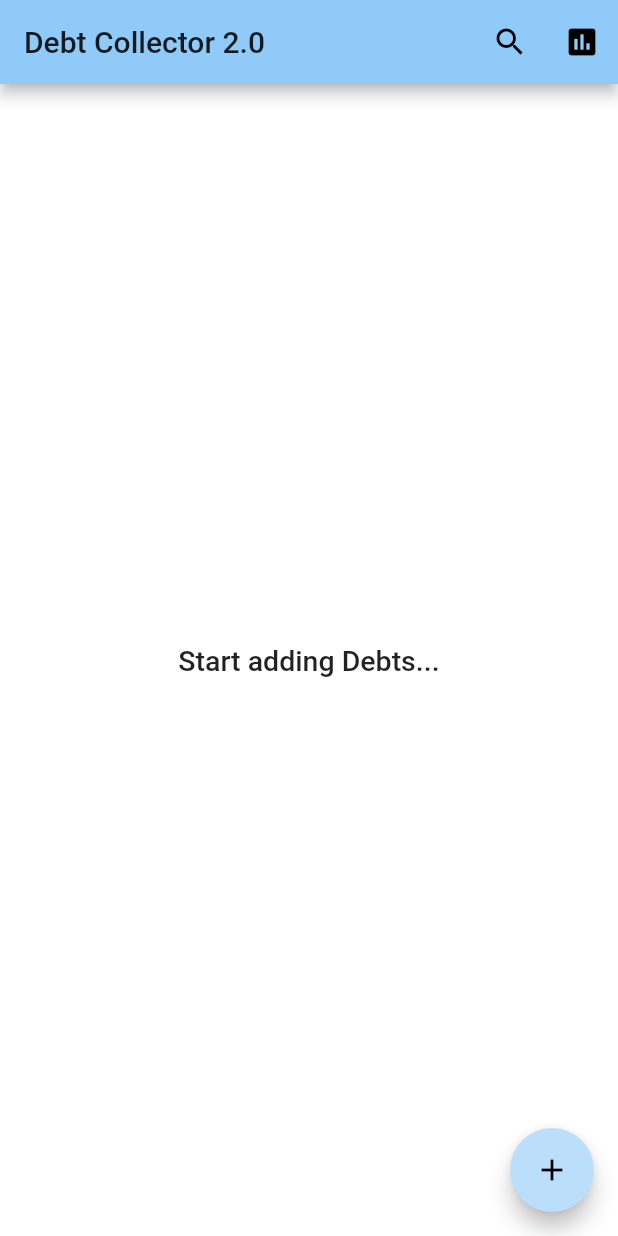
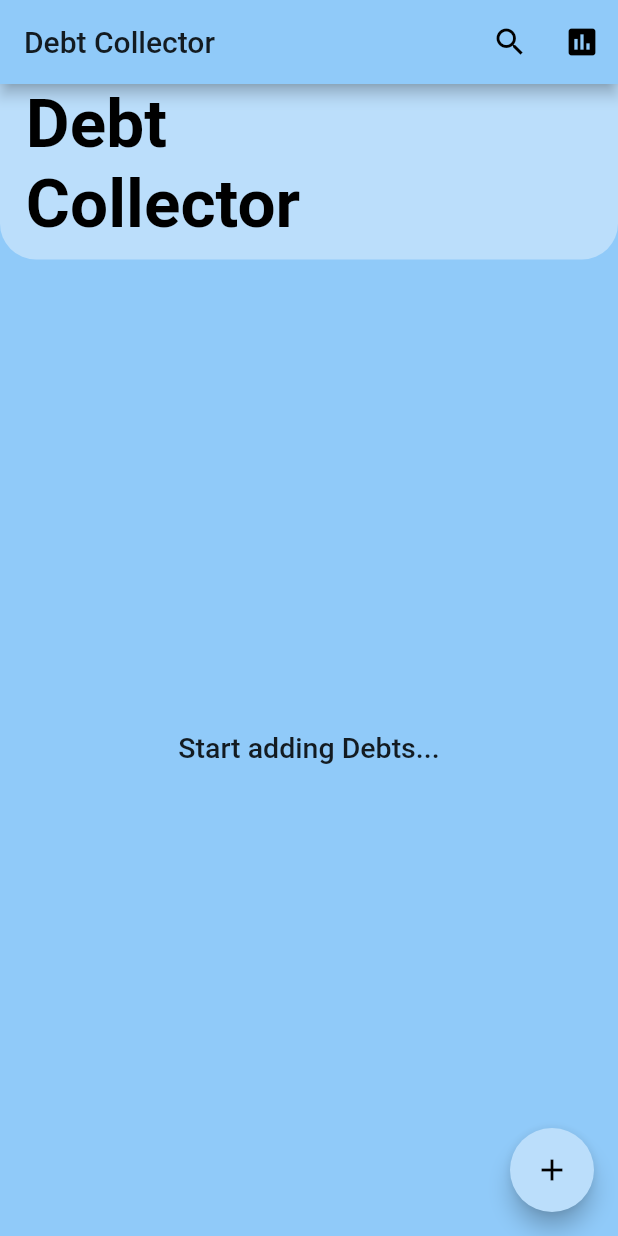
Before and after one commit to CaptainWeasle/Projekt-B-2.0, a Flutter app: the screen it shows after launch, on a phone screen of 412 x 824 dp. Run offline on Flutter 3.47's test engine with Material 2 defaults, Android fonts, the phone set to English and light mode, and no system bars; our stand-ins replace datetime_picker_formfield, sqflite; accounts and stored records are empty; Roboto replaces fonts that are missing (Hind, Montserrat).

Commit message:
add Death of AppBar Act 1

```diff
--- a/project_b/lib/src/pages/detailedPage.dart
+++ b/project_b/lib/src/pages/detailedPage.dart
@@ -25,15 +25,17 @@ class DetailedPageState extends State<DetailedPage> {
   Widget build(BuildContext context) {
     var appBody = Column(
       children: <Widget>[
-        SizedBox(height: 50, child: Container(color: Colors.blue[100],),),
-        Container(
+        SafeArea(
+          child: Container(
             width: 500,
             height: 117,
             decoration: BoxDecoration(
+              borderRadius: BorderRadius.only(
+                bottomLeft: Radius.circular(24),
+                bottomRight: Radius.circular(24),
+              ),
               color: Colors.blue[100],
-
             ),
-
             child: Column(
               children: <Widget>[
                 Container(
@@ -59,11 +61,14 @@ class DetailedPageState extends State<DetailedPage> {
               ],
             ),
           ),
+        ),
         Expanded(
+
           child: ListView(
+            padding: EdgeInsets.all(10),
             children: <Widget>[
               Padding(
-                padding: const EdgeInsets.fromLTRB(8, 0, 8, 0),
+                padding: const EdgeInsets.fromLTRB(8, 4, 8, 0),
                 child: Container(
                   decoration: BoxDecoration(
                       color: Colors.blue[100],
@@ -77,7 +82,6 @@ class DetailedPageState extends State<DetailedPage> {
                   child: Column(
                     crossAxisAlignment: CrossAxisAlignment.start,
                     children: <Widget>[
-
                       SizedBox(height: 32.0),
                       itemRow(Icons.account_box, 'Name', widget.debtItem.name),
                       SizedBox(height: 22.0),
@@ -292,6 +296,9 @@ class DetailedPageState extends State<DetailedPage> {
       ),
       backgroundColor: Colors.blue[200],
       body: appBody,
+      appBar: AppBar(
+        title: Text("Zurück"),
+      ),
     );
   }
 }
--- a/project_b/lib/src/pages/homePage.dart
+++ b/project_b/lib/src/pages/homePage.dart
@@ -142,7 +142,7 @@ class HomePageState extends State<HomePage> {
                         side: BorderSide(color: Colors.grey[200], width: 0.5),
                         borderRadius: BorderRadius.circular(5),
                       ),
-                      color: Colors.white,
+                      color: Colors.blue[100],
                       child: ListTile(
                         leading: InkWell(
                           onTap: () {
@@ -219,11 +219,55 @@ class HomePageState extends State<HomePage> {
       },
     );
 
-    var _appBody = StreamBuilder(
-      stream: _newDebtBloc.debts,
-      builder: (BuildContext context, AsyncSnapshot<List<DebtItem>> snapshot) {
-        return getDebtCardWidget(snapshot);
-      },
+    var _appBody = Column(
+      children: <Widget>[
+        SafeArea(
+          child: Container(
+            width: 500,
+            height: 117,
+            decoration: BoxDecoration(
+              borderRadius: BorderRadius.only(
+                bottomLeft: Radius.circular(24),
+                bottomRight: Radius.circular(24),
+              ),
+              color: Colors.blue[100],
+            ),
+            child: Column(
+              children: <Widget>[
+                Container(
+                  width: 400.0,
+                  child: Text(
+                    ' Debt ',
+                    style: TextStyle(
+                        color: Colors.black,
+                        fontWeight: FontWeight.bold,
+                        fontSize: 45.0),
+                  ),
+                ),
+                Container(
+                  width: 400.0,
+                  child: Text(
+                    ' Collector',
+                    style: TextStyle(
+                        color: Colors.black,
+                        fontWeight: FontWeight.bold,
+                        fontSize: 45.0),
+                  ),
+                ),
+              ],
+            ),
+          ),
+        ),
+        Expanded(
+          child: StreamBuilder(
+            stream: _newDebtBloc.debts,
+            builder:
+                (BuildContext context, AsyncSnapshot<List<DebtItem>> snapshot) {
+              return getDebtCardWidget(snapshot);
+            },
+          ),
+        )
+      ],
     );
 
     dispose() {
@@ -231,16 +275,16 @@ class HomePageState extends State<HomePage> {
     }
 
     return Scaffold(
-      backgroundColor: Colors.white,
+      backgroundColor: Colors.blue[200],
+      floatingActionButton: _floatingActionButton,
+      body: _appBody,
       appBar: AppBar(
-        title: Text("Debt Collector 2.0"),
+        title: Text("Debt Collector"),
         actions: <Widget>[
           _searchIcon,
           _summaryIcon,
         ],
       ),
-      floatingActionButton: _floatingActionButton,
-      body: _appBody,
     );
   }
 }
```
Lines whose indentation alone changed are shown as unchanged.
